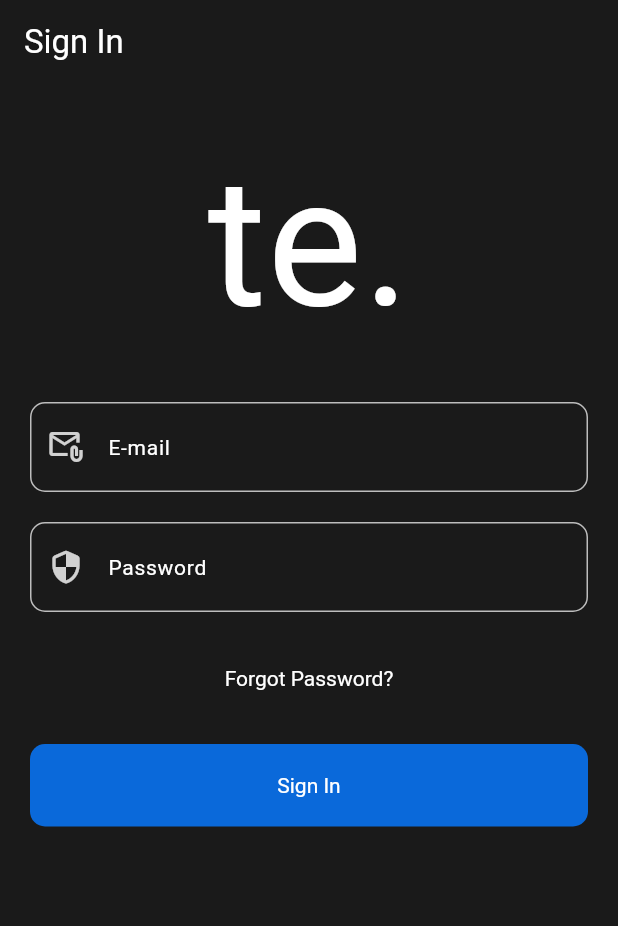
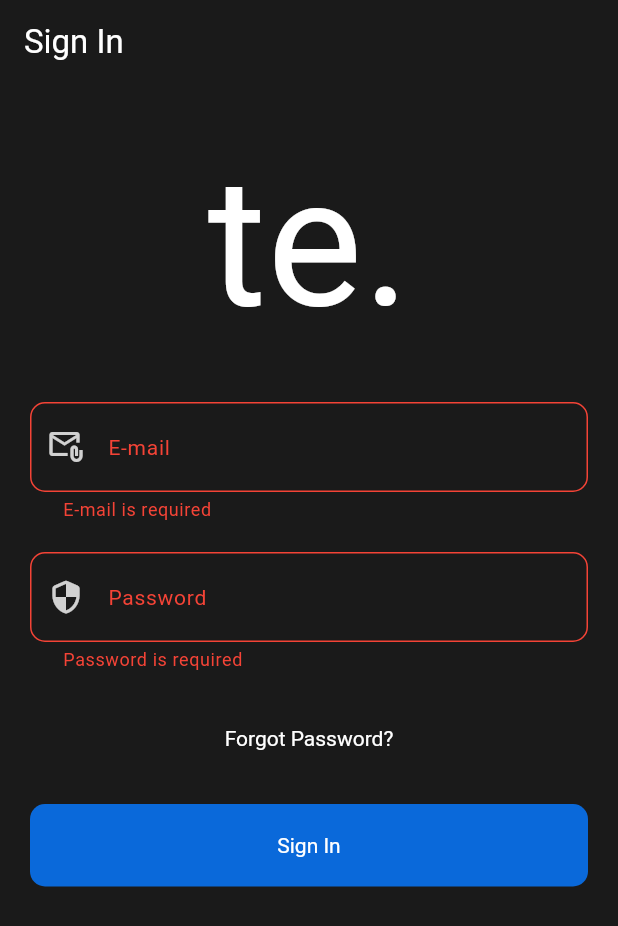
Before and after one commit to jonathanGontijo/findjobs, a Flutter app: the SigininScreen screen opened by its route, after a tap on "Sign In", on a phone screen of 412 x 824 dp. Shown: the top 926 px of the screen. Run offline on Flutter 3.47's test engine with Material 3 defaults, Android fonts, the light colour scheme and no system bars; our stand-ins replace dartz, dio, flutter_riverpod, go_router, riverpod_annotation; generated files the repository leaves out were written again; network calls fail.

Commit message:
form sign in page

```diff
--- a/lib/configs/router/app_router.dart
+++ b/lib/configs/router/app_router.dart
@@ -20,10 +20,7 @@ final router = GoRouter(
       path: introScreen,
       builder: (context, state) => const IntroScreen(),
     ),
-    GoRoute(
-      path: signInScreen,
-      builder: (context, state) => const SigininScreen(),
-    ),
+    GoRoute(path: signInScreen, builder: (context, state) => SigininScreen()),
     GoRoute(
       path: signUpScreen,
       builder: (context, state) => const SignupScreen(),
--- a/lib/features/auth/domain/helpers/authentication_params.dart
+++ b/lib/features/auth/domain/helpers/authentication_params.dart
@@ -1,6 +1,6 @@
 class AuthenticationParams {
-  final String email;
-  final String secret;
+  String email;
+  String secret;
 
   AuthenticationParams({required this.email, required this.secret});
 }
--- a/lib/features/auth/infraestructure/user_response/user_response_api.dart
+++ b/lib/features/auth/infraestructure/user_response/user_response_api.dart
@@ -1,4 +1,3 @@
-import 'dart:convert';
 import '../../data/models/models.dart';
 
 class UserResponseAPi {
--- /dev/null
+++ b/lib/features/auth/presentation/ui/helpers/helpers.dart
@@ -0,0 +1 @@
+export 'validators.dart';
--- /dev/null
+++ b/lib/features/auth/presentation/ui/helpers/validators.dart
@@ -0,0 +1,22 @@
+String? validateEmail(String? email) {
+  if (email == null || email.isEmpty) {
+    return "E-mail is required";
+  }
+  if (!email.contains("@")) {
+    return "Invalid E-mail";
+  }
+  return null;
+}
+
+String? validatePassword(String? password) {
+  if (password == null || password.isEmpty) {
+    return "Password is required";
+  }
+  if (!password.contains(" ")) {
+    return "Invalid Password";
+  }
+  if (password.length < 6) {
+    return "Password must be at least 6 characters";
+  }
+  return null;
+}
--- a/lib/features/auth/presentation/ui/screens/intro_screen/intro_screen.dart
+++ b/lib/features/auth/presentation/ui/screens/intro_screen/intro_screen.dart
@@ -1,6 +1,8 @@
+import 'package:findjobs/configs/configs.dart';
 import 'package:findjobs/features/shared/components/custom_text.dart';
 import 'package:findjobs/features/shared/helpers/extensions/sizedbox_extension.dart';
 import 'package:flutter/material.dart';
+import 'package:go_router/go_router.dart';
 
 class IntroScreen extends StatelessWidget {
   const IntroScreen({super.key});
@@ -18,12 +20,15 @@ class IntroScreen extends StatelessWidget {
               CustomText("te.", fontSize: 150),
               Spacer(),
               FilledButton.icon(
-                onPressed: () {},
+                onPressed: () => {context.push(signUpScreen)},
                 label: CustomText("Create an Account"),
                 icon: Icon(Icons.add_circle_outline_outlined),
               ),
               30.height,
-              TextButton(onPressed: () {}, child: CustomText("Sign In")),
+              TextButton(
+                onPressed: () => {context.push(signInScreen)},
+                child: CustomText("Sign In"),
+              ),
               30.height,
             ],
           ),
--- a/lib/features/auth/presentation/ui/screens/signin_screen/siginin_screen.dart
+++ b/lib/features/auth/presentation/ui/screens/signin_screen/siginin_screen.dart
@@ -1,16 +1,28 @@
+import 'package:findjobs/features/auth/domain/helpers/helpers.dart';
+import 'package:findjobs/features/auth/presentation/providers/authentication_provider.dart';
 import 'package:findjobs/features/shared/components/components.dart';
 import 'package:flutter/material.dart';
+import 'package:flutter_riverpod/flutter_riverpod.dart';
 
-class SigininScreen extends StatelessWidget {
-  const SigininScreen({super.key});
+import '../../../../../shared/components/custom_text_form_field.dart';
+import '../../helpers/helpers.dart';
+
+class SigininScreen extends ConsumerWidget {
+  SigininScreen({super.key});
+
+  final _formKey = GlobalKey<FormState>();
+
+  final loginParams = AuthenticationParams(email: "", secret: "");
 
   @override
-  Widget build(BuildContext context) {
+  Widget build(BuildContext context, WidgetRef ref) {
     return Scaffold(
       appBar: AppBar(title: const Text('Sign In')),
       body: SingleChildScrollView(
         child: Padding(
           padding: const EdgeInsets.all(20.0),
+          child: Form(
+            key: _formKey,
             child: Column(
               spacing: 20,
               mainAxisAlignment: MainAxisAlignment.center,
@@ -19,37 +31,36 @@ class SigininScreen extends StatelessWidget {
                 CustomTextFormField(
                   label: "E-mail",
                   prefixIcon: Icon(Icons.attach_email_outlined),
+                  onSaved: (email) => loginParams.email = email!,
+                  validator: validateEmail,
                 ),
 
                 CustomTextFormField(
                   label: "Password",
                   prefixIcon: Icon(Icons.security_rounded),
+                  onSaved: (password) => loginParams.secret = password!,
+                  validator: validatePassword,
                 ),
                 TextButton(
                   onPressed: () {},
                   child: CustomText("Forgot Password?"),
                 ),
-              FilledButton(onPressed: () {}, child: CustomText('Sign In')),
+                FilledButton(
+                  onPressed: () {
+                    if (_formKey.currentState!.validate()) {
+                      _formKey.currentState!.save();
+                      print(loginParams.email);
+                      print(loginParams.secret);
+                    }
+                    //  ref.read(authenticationProvider.notifier).login();
+                  },
+                  child: CustomText('Sign In'),
+                ),
               ],
+            ),
           ),
         ),
       ),
     );
   }
 }
-
-class CustomTextFormField extends StatelessWidget {
-  const CustomTextFormField({super.key, required this.label, this.prefixIcon});
-  final String? label;
-  final Widget? prefixIcon;
-
-  @override
-  Widget build(BuildContext context) {
-    return TextFormField(
-      decoration: InputDecoration(
-        label: CustomText(label!),
-        prefixIcon: prefixIcon,
-      ),
-    );
-  }
-}
--- /dev/null
+++ b/lib/features/shared/components/custom_text_form_field.dart
@@ -0,0 +1,28 @@
+import 'package:findjobs/features/shared/components/custom_text.dart';
+import 'package:flutter/material.dart';
+
+class CustomTextFormField extends StatelessWidget {
+  const CustomTextFormField({
+    super.key,
+    required this.label,
+    this.prefixIcon,
+    this.onSaved,
+    this.validator,
+  });
+  final String? label;
+  final Widget? prefixIcon;
+  final void Function(String?)? onSaved;
+  final String? Function(String?)? validator;
+
+  @override
+  Widget build(BuildContext context) {
+    return TextFormField(
+      onSaved: onSaved,
+      validator: validator,
+      decoration: InputDecoration(
+        label: CustomText(label!),
+        prefixIcon: prefixIcon,
+      ),
+    );
+  }
+}
```
Lines whose indentation alone changed are shown as unchanged.
